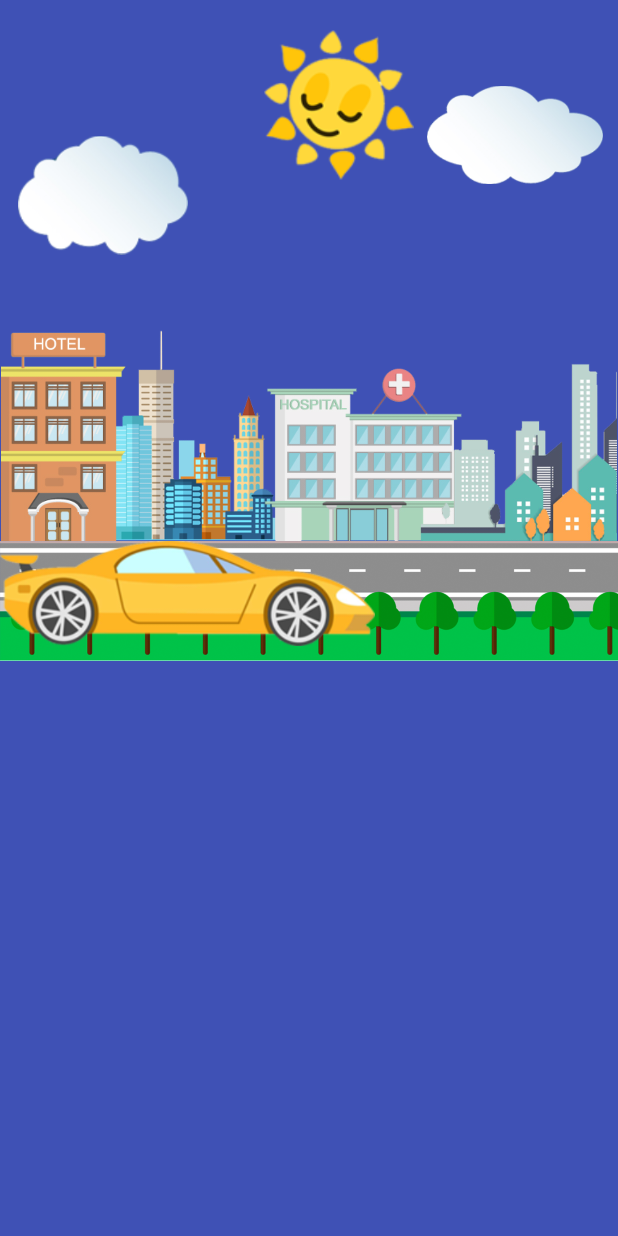
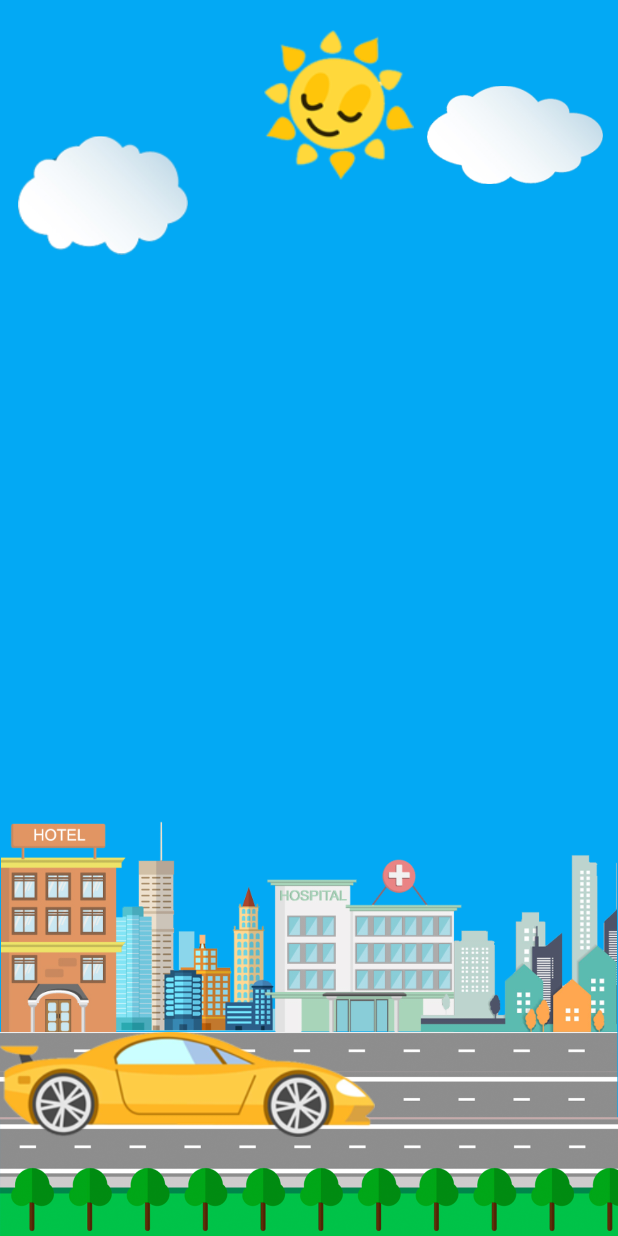
Before and after one commit to vinaynm/NammaKarnatakaTraffic, an Android app: the screen it shows after launch (SplashScreen), on a phone screen of 412 x 824 dp. Run offline under Robolectric (Android 15) with nearby library versions, the phone set to English and light mode, and no system bars; Roboto replaces fonts that are not available here; 1 statement that could not run was skipped.

Commit message:
Splash layout done

```diff
--- a/app/src/main/res/layout/activity_splash.xml
+++ b/app/src/main/res/layout/activity_splash.xml
@@ -2,14 +2,14 @@
 <RelativeLayout xmlns:android="http://schemas.android.com/apk/res/android"
     android:layout_width="match_parent"
     android:layout_height="match_parent"
-    android:background="#3F51B5"
+    android:background="#03A9F4"
     android:id="@+id/lin_lay"
     android:fitsSystemWindows="true"
     >
     <LinearLayout
         android:orientation="vertical"
         android:layout_width="match_parent"
-        android:layout_height="wrap_content"
+        android:layout_height="fill_parent"
         android:layout_alignParentTop="true"
         android:layout_alignParentStart="true"
         android:layout_marginTop="20dp">
@@ -52,6 +52,11 @@
 
         </LinearLayout>
         <LinearLayout
+            android:gravity="bottom"
+            android:orientation="vertical"
+            android:layout_width="match_parent"
+            android:layout_height="fill_parent">
+            <LinearLayout
                 android:layout_width="match_parent"
                 android:layout_height="wrap_content"
                 android:layout_marginTop="40dp"
@@ -67,6 +72,9 @@
                     android:adjustViewBounds="true" />
 
             </LinearLayout>
+            <LinearLayout
+                android:layout_width="match_parent"
+                android:layout_height="wrap_content">
                 <FrameLayout
                     android:layout_width="match_parent"
                     android:layout_height="wrap_content">
@@ -90,4 +98,6 @@
                         android:layout_height="70dp" />
                 </FrameLayout>
             </LinearLayout>
+        </LinearLayout>
+    </LinearLayout>
 </RelativeLayout>
```
Also changed, not shown: app/src/main/res/drawable/splash_road.png. Lines whose indentation alone changed are shown as unchanged.
